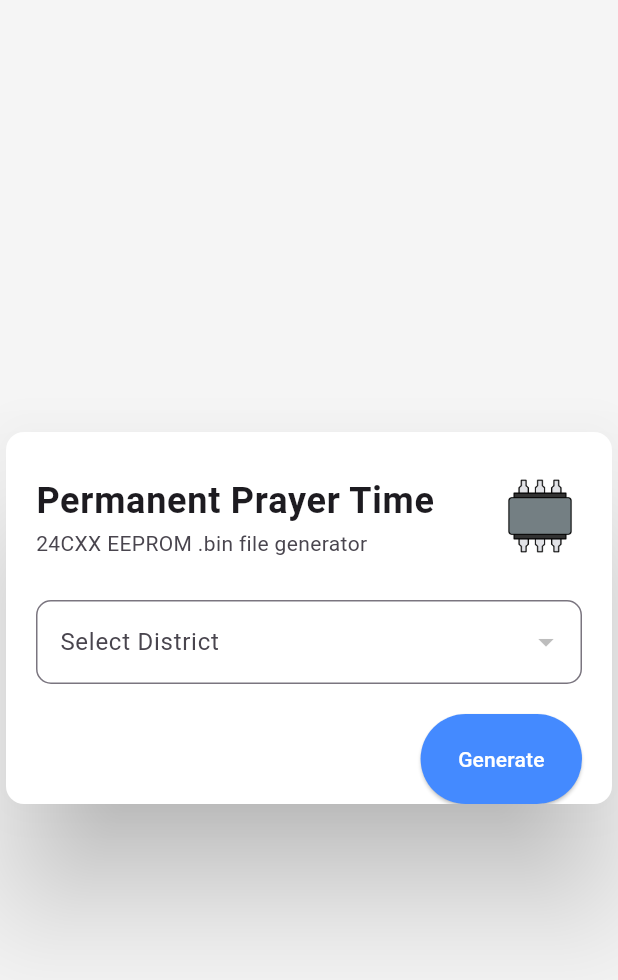
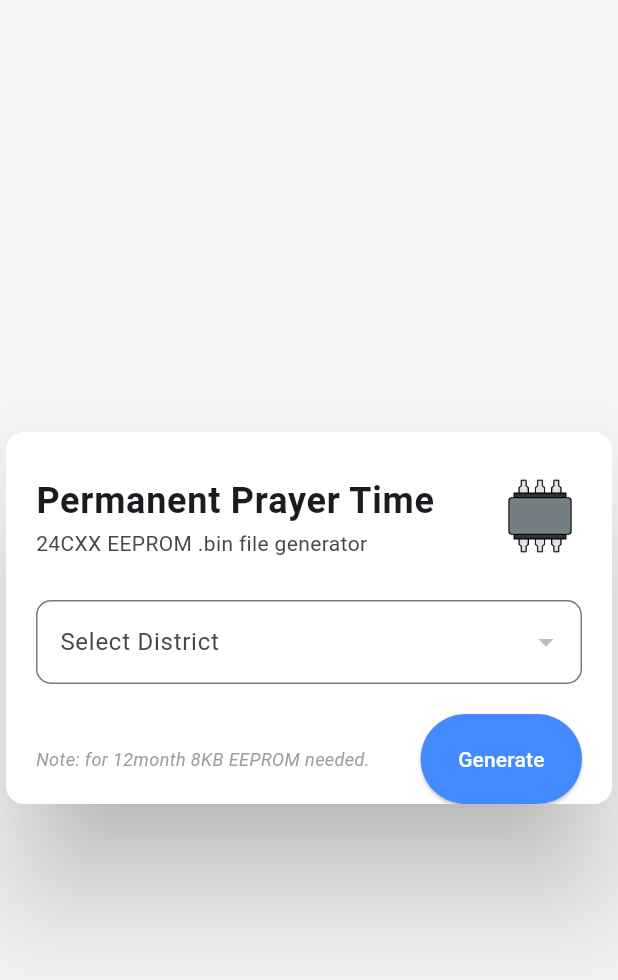
Before and after one commit to An7orAhmed/Permanent-Player-Time-Flutter, a Flutter app: the screen it shows after launch, on a phone screen of 412 x 824 dp. Shown: the top 980 px of the screen. Run offline on Flutter 3.47's test engine with Material 3 defaults, Android fonts, the phone set to English and light mode, and no system bars; our stand-ins replace get, googleapis_auth; missing offline and left inert: googleapis.

Commit message:
get month data

```diff
--- a/lib/home_page.dart
+++ b/lib/home_page.dart
@@ -69,9 +69,28 @@ class HomePage extends StatelessWidget {
                               },
                             ),
                           ),
-                          Align(
-                            alignment: Alignment.centerRight,
-                            child: ElevatedButton(
+                          Row(
+                            mainAxisAlignment: MainAxisAlignment.spaceBetween,
+                            children: [
+                              Obx(
+                                () => homeCtx.statusMsg.value != ''
+                                    ? Text(
+                                        homeCtx.statusMsg.value,
+                                        style: TextStyle(
+                                          fontSize: 14,
+                                          color: Colors.blueAccent,
+                                        ),
+                                      )
+                                    : Text(
+                                        "Note: for 12month 8KB EEPROM needed.",
+                                        style: TextStyle(
+                                          fontStyle: FontStyle.italic,
+                                          fontSize: 12,
+                                          color: Colors.grey,
+                                        ),
+                                      ),
+                              ),
+                              ElevatedButton(
                                 onPressed: () {
                                   homeCtx.generatePrayerTimes();
                                 },
@@ -82,6 +101,7 @@ class HomePage extends StatelessWidget {
                                 ),
                                 child: Text("Generate"),
                               ),
+                            ],
                           ),
                         ],
                       ),
```
Also changed, not shown: lib/home_controller.dart (+52 -3 lines). Lines whose indentation alone changed are shown as unchanged.
